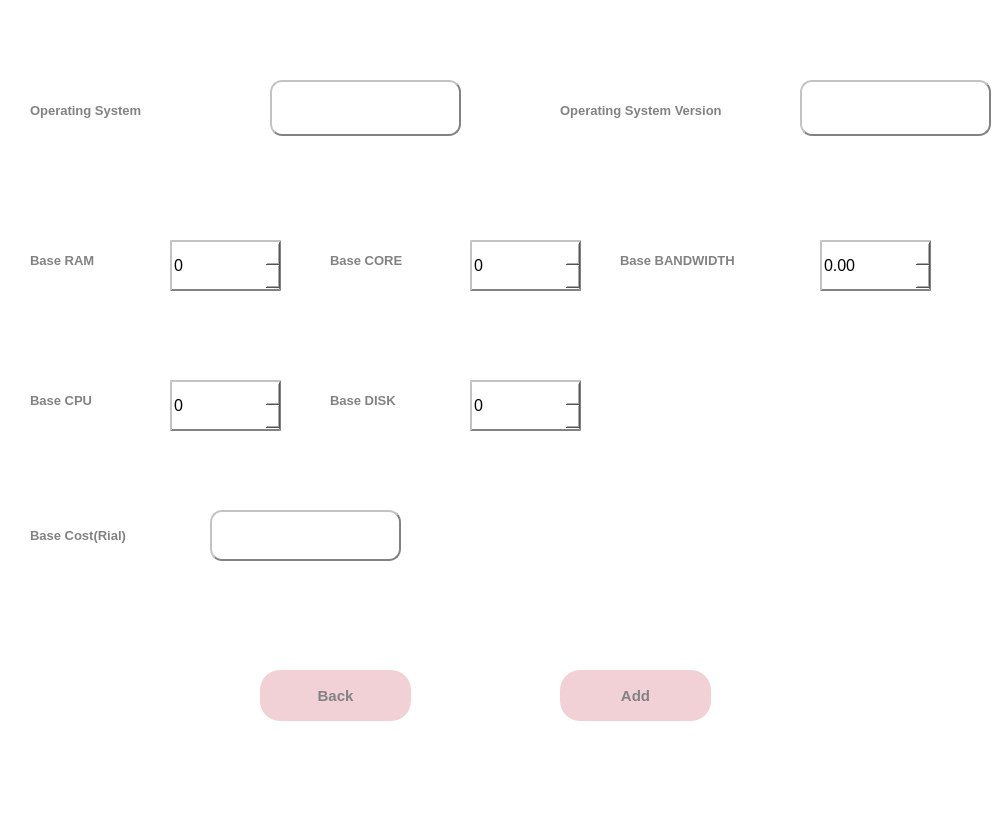
First picture: the form in ui/os_create.ui, repository vidagharavian/cloud_service, before the edit.
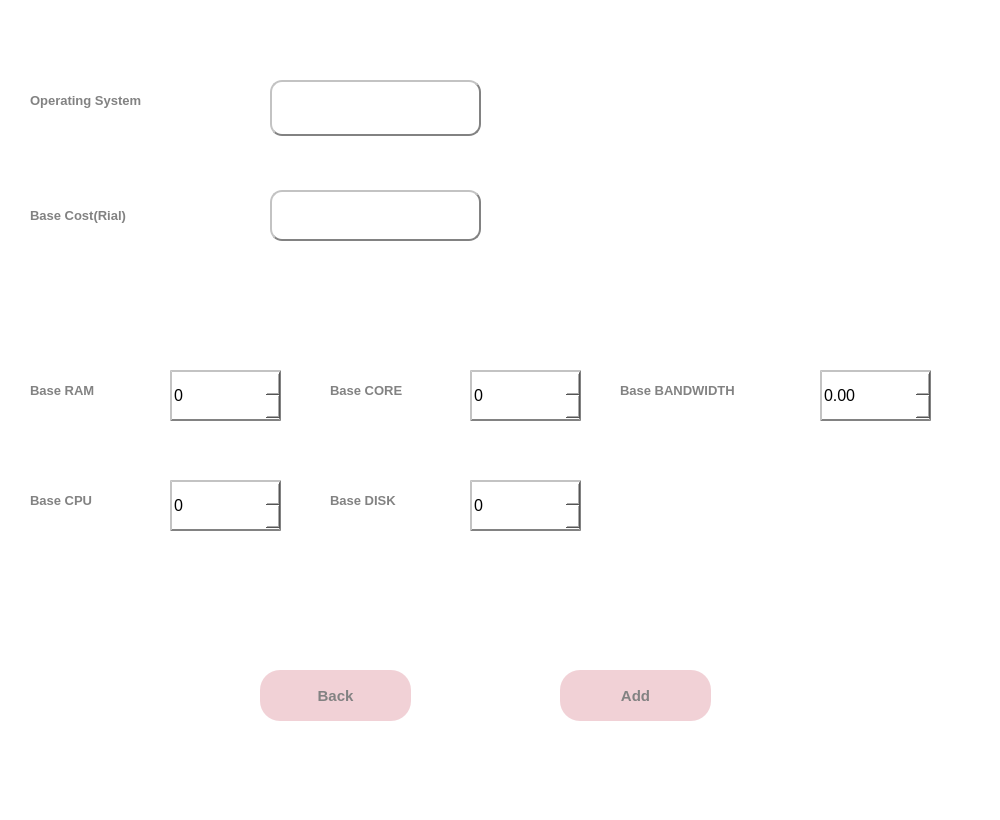
Second picture: the form after the edit.

Diff of the .ui file:
```diff
--- a/ui/os_create.ui
+++ b/ui/os_create.ui
@@ -17,34 +17,12 @@
    <string notr="true">background-color: rgb(255, 255, 255);</string>
   </property>
   <widget class="QWidget" name="centralwidget">
-   <widget class="QTextEdit" name="os_version">
-    <property name="geometry">
-     <rect>
-      <x>800</x>
-      <y>80</y>
-      <width>191</width>
-      <height>56</height>
-     </rect>
-    </property>
-    <property name="font">
-     <font>
-      <pointsize>15</pointsize>
-     </font>
-    </property>
-    <property name="styleSheet">
-     <string notr="true">background-color: rgb(255, 255, 255);
-border-radius: 12px;
-border:2px outset;
-border-color: rgb(130, 130, 130);
-</string>
-    </property>
-   </widget>
    <widget class="QTextEdit" name="os_name">
     <property name="geometry">
      <rect>
       <x>270</x>
       <y>80</y>
-      <width>191</width>
+      <width>211</width>
       <height>56</height>
      </rect>
     </property>
@@ -65,7 +43,7 @@
     <property name="geometry">
      <rect>
       <x>30</x>
-      <y>90</y>
+      <y>80</y>
       <width>231</width>
       <height>41</height>
      </rect>
@@ -84,29 +62,6 @@
      <string>Operating System</string>
     </property>
    </widget>
-   <widget class="QLabel" name="label_3">
-    <property name="geometry">
-     <rect>
-      <x>560</x>
-      <y>90</y>
-      <width>231</width>
-      <height>41</height>
-     </rect>
-    </property>
-    <property name="font">
-     <font>
-      <pointsize>10</pointsize>
-      <weight>75</weight>
-      <bold>true</bold>
-     </font>
-    </property>
-    <property name="styleSheet">
-     <string notr="true">color: rgb(130, 130, 130);</string>
-    </property>
-    <property name="text">
-     <string>Operating System Version</string>
-    </property>
-   </widget>
    <widget class="QPushButton" name="back">
     <property name="geometry">
      <rect>
@@ -181,7 +136,7 @@
     <property name="geometry">
      <rect>
       <x>30</x>
-      <y>380</y>
+      <y>480</y>
       <width>131</width>
       <height>41</height>
      </rect>
@@ -204,7 +159,7 @@
     <property name="geometry">
      <rect>
       <x>30</x>
-      <y>240</y>
+      <y>370</y>
       <width>131</width>
       <height>41</height>
      </rect>
@@ -227,7 +182,7 @@
     <property name="geometry">
      <rect>
       <x>170</x>
-      <y>240</y>
+      <y>370</y>
       <width>111</width>
       <height>51</height>
      </rect>
@@ -247,7 +202,7 @@
     <property name="geometry">
      <rect>
       <x>170</x>
-      <y>380</y>
+      <y>480</y>
       <width>111</width>
       <height>51</height>
      </rect>
@@ -267,7 +222,7 @@
     <property name="geometry">
      <rect>
       <x>330</x>
-      <y>240</y>
+      <y>370</y>
       <width>131</width>
       <height>41</height>
      </rect>
@@ -290,7 +245,7 @@
     <property name="geometry">
      <rect>
       <x>330</x>
-      <y>380</y>
+      <y>480</y>
       <width>131</width>
       <height>41</height>
      </rect>
@@ -313,7 +268,7 @@
     <property name="geometry">
      <rect>
       <x>470</x>
-      <y>380</y>
+      <y>480</y>
       <width>111</width>
       <height>51</height>
      </rect>
@@ -333,7 +288,7 @@
     <property name="geometry">
      <rect>
       <x>470</x>
-      <y>240</y>
+      <y>370</y>
       <width>111</width>
       <height>51</height>
      </rect>
@@ -353,7 +308,7 @@
     <property name="geometry">
      <rect>
       <x>620</x>
-      <y>240</y>
+      <y>370</y>
       <width>201</width>
       <height>41</height>
      </rect>
@@ -376,7 +331,7 @@
     <property name="geometry">
      <rect>
       <x>820</x>
-      <y>240</y>
+      <y>370</y>
       <width>111</width>
       <height>51</height>
      </rect>
@@ -395,9 +350,9 @@
    <widget class="QTextEdit" name="cost">
     <property name="geometry">
      <rect>
-      <x>210</x>
-      <y>510</y>
-      <width>191</width>
+      <x>270</x>
+      <y>190</y>
+      <width>211</width>
       <height>51</height>
      </rect>
     </property>
@@ -417,8 +372,8 @@
     <property name="geometry">
      <rect>
       <x>30</x>
-      <y>510</y>
-      <width>171</width>
+      <y>190</y>
+      <width>201</width>
       <height>51</height>
      </rect>
     </property>
```
